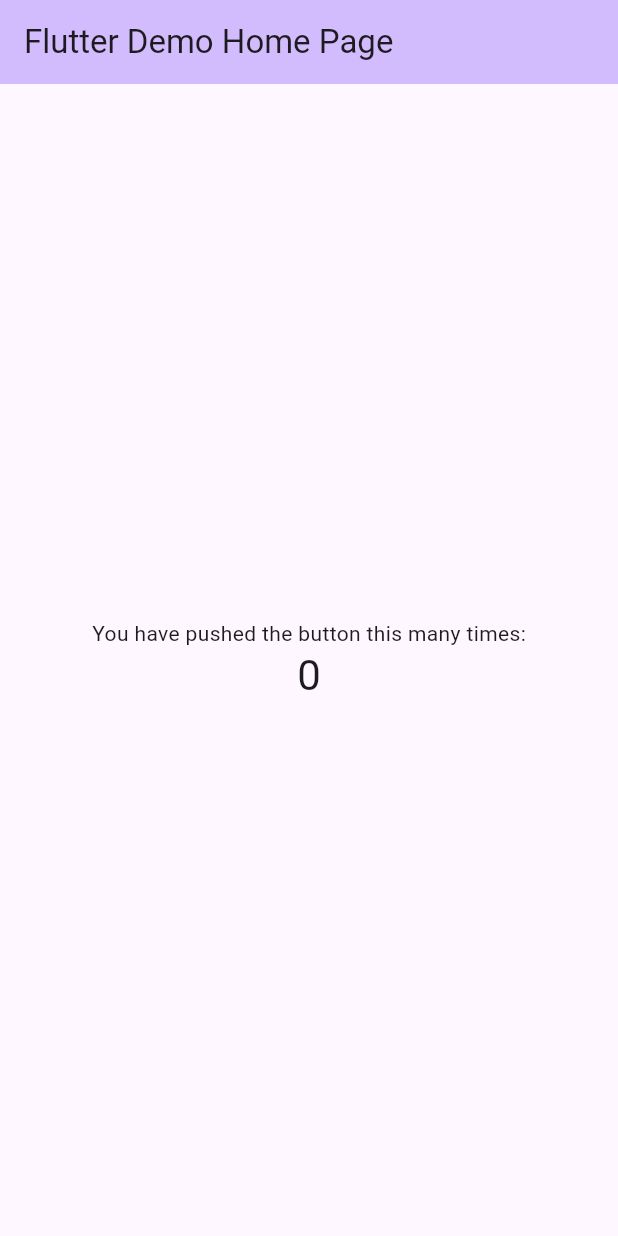
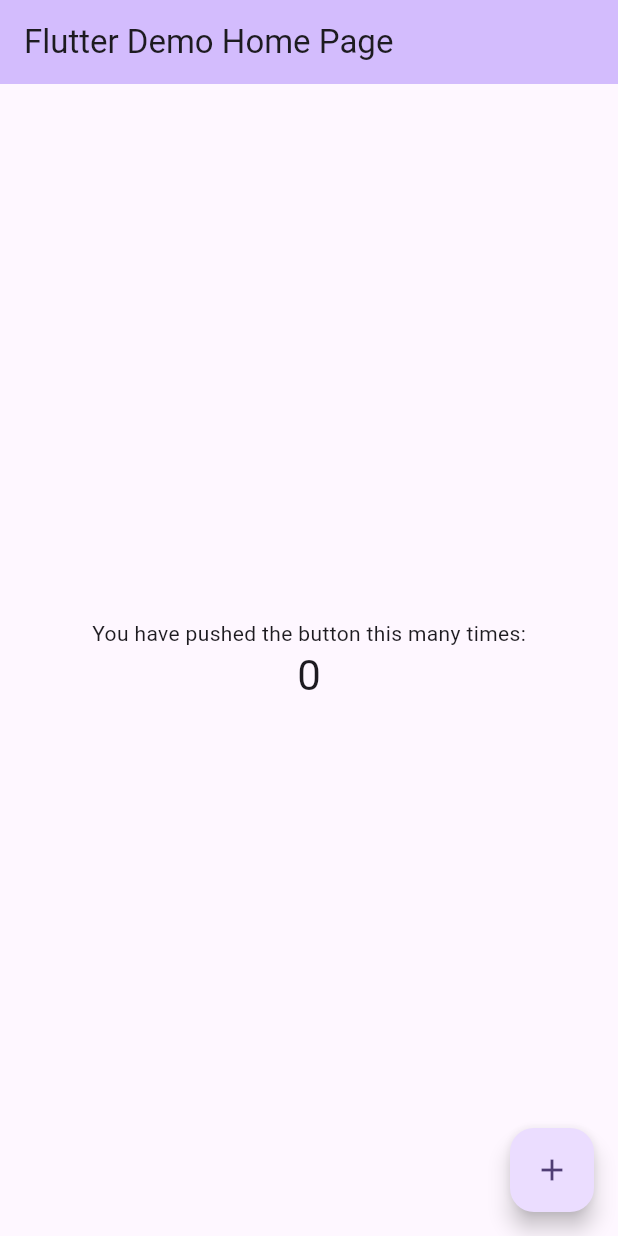
Before and after one commit to venagodeveloper/git, a Flutter app: the screen it shows after launch, on a phone screen of 412 x 824 dp. Run offline on Flutter 3.47's test engine with Material 3 defaults, Android fonts, the phone set to English and light mode, and no system bars.

Commit message:
commit 2

```diff
--- a/lib/main.dart
+++ b/lib/main.dart
@@ -61,6 +61,11 @@ class _MyHomePageState extends State<MyHomePage> {
           ],
         ),
       ),
+      floatingActionButton: FloatingActionButton(
+        onPressed: _incrementCounter,
+        tooltip: 'Increment',
+        child: const Icon(Icons.add),
+      ), // This trailing comma makes auto-formatting nicer for build methods.
     );
   }
 }
```
